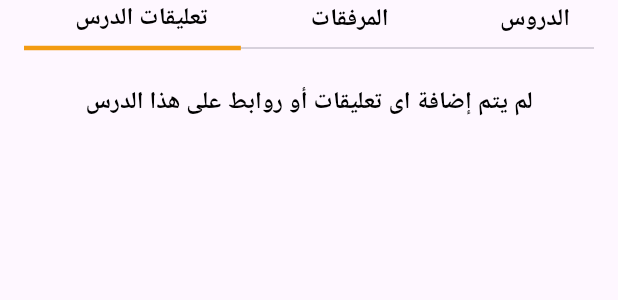
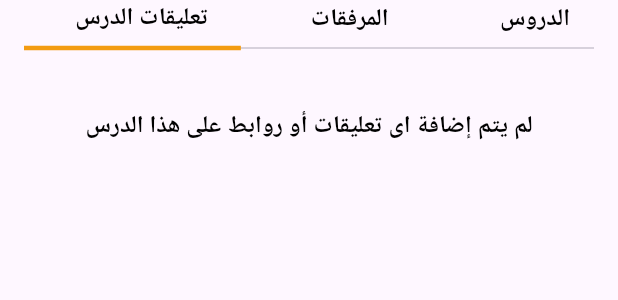
Before and after one commit to mahmoudhamdyae/ElBahaa, a Flutter app: the CourseTabs widget shown alone on an empty page, opened directly with empty values, after a tap on "المرفقات", after a tap on "تعليقات الدرس", on a phone screen of 412 x 824 dp. Shown: the top 300 px of the screen. Run offline on Flutter 3.47's test engine with Material 3 defaults, Android fonts, the light colour scheme and no system bars; our stand-ins replace badges, dio, firebase_core, firebase_messaging, firebase_remote_config, flutter_local_notifications and 13 more; missing offline and left inert: flutter_media_downloader, pair, purchases_flutter, rate_my_app; accounts and stored records are empty; network calls fail; Roboto replaces fonts that are missing (SakkalMajalla); statements that could not run were skipped.

Commit message:
Lesson Screen

```diff
--- a/lib/presentation/screens/lesson/widgets/comments_list.dart
+++ b/lib/presentation/screens/lesson/widgets/comments_list.dart
@@ -28,6 +28,7 @@ class CommentsList extends StatelessWidget {
           );
         }
         return ListView.separated(
+          padding: const EdgeInsets.all(0.0),
           shrinkWrap: true,
           physics: const ClampingScrollPhysics(),
           itemCount: controller.comments.length,
--- a/lib/presentation/screens/lesson/widgets/course_tabs.dart
+++ b/lib/presentation/screens/lesson/widgets/course_tabs.dart
@@ -23,6 +23,7 @@ class _CourseTabsState extends State<CourseTabs> {
   @override
   Widget build(BuildContext context) {
     return ListView(
+      padding: const EdgeInsets.all(0.0),
       shrinkWrap: true,
       physics: const ClampingScrollPhysics(),
       children: [
@@ -125,6 +126,7 @@ class _CourseTabsState extends State<CourseTabs> {
             ),
           ],
         ),
+        const SizedBox(height: 16.0,),
         selectedTab == 0 ? TabCourseLessons() : selectedTab == 1 ?
         TabMorfaqat(link: widget.link,):
         TabComments(courseId: widget.courseId,),
--- a/lib/presentation/screens/lesson/widgets/tab_comments.dart
+++ b/lib/presentation/screens/lesson/widgets/tab_comments.dart
@@ -20,6 +20,7 @@ class TabComments extends StatelessWidget {
     return Padding(
       padding: const EdgeInsets.symmetric(horizontal: 16.0),
       child: ListView(
+        padding: const EdgeInsets.all(0.0),
         shrinkWrap: true,
         physics: const ClampingScrollPhysics(),
         children: [
@@ -27,6 +28,7 @@ class TabComments extends StatelessWidget {
           // true
               ?
           ListView(
+            padding: const EdgeInsets.all(0.0),
             shrinkWrap: true,
             physics: const ClampingScrollPhysics(),
             children: [
--- a/lib/presentation/widgets/lessons_widgets.dart
+++ b/lib/presentation/widgets/lessons_widgets.dart
@@ -27,6 +27,7 @@ class _LessonsWidgetState extends State<LessonsWidget> {
   @override
   Widget build(BuildContext context) {
     return ListView.builder(
+        padding: EdgeInsets.zero,
         shrinkWrap: true,
         physics: const ClampingScrollPhysics(),
         itemCount: widget.wehdat.length,
@@ -83,6 +84,7 @@ class _LessonsWidgetState extends State<LessonsWidget> {
         ),
         expanded == index ?
         ListView.builder(
+          padding: EdgeInsets.zero,
             shrinkWrap: true,
             physics: const NeverScrollableScrollPhysics(),
             itemCount: wehda.lessons.length,
```
Also changed, not shown: lib/presentation/screens/lesson/widgets/lesson_screen.dart (+2 -16 lines).
